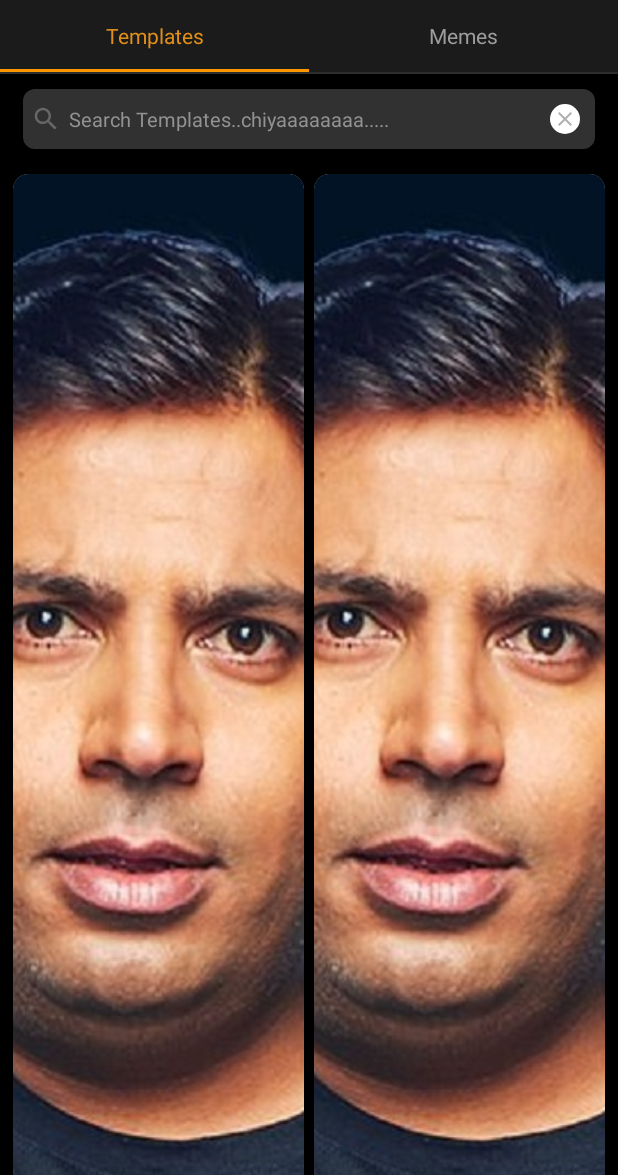
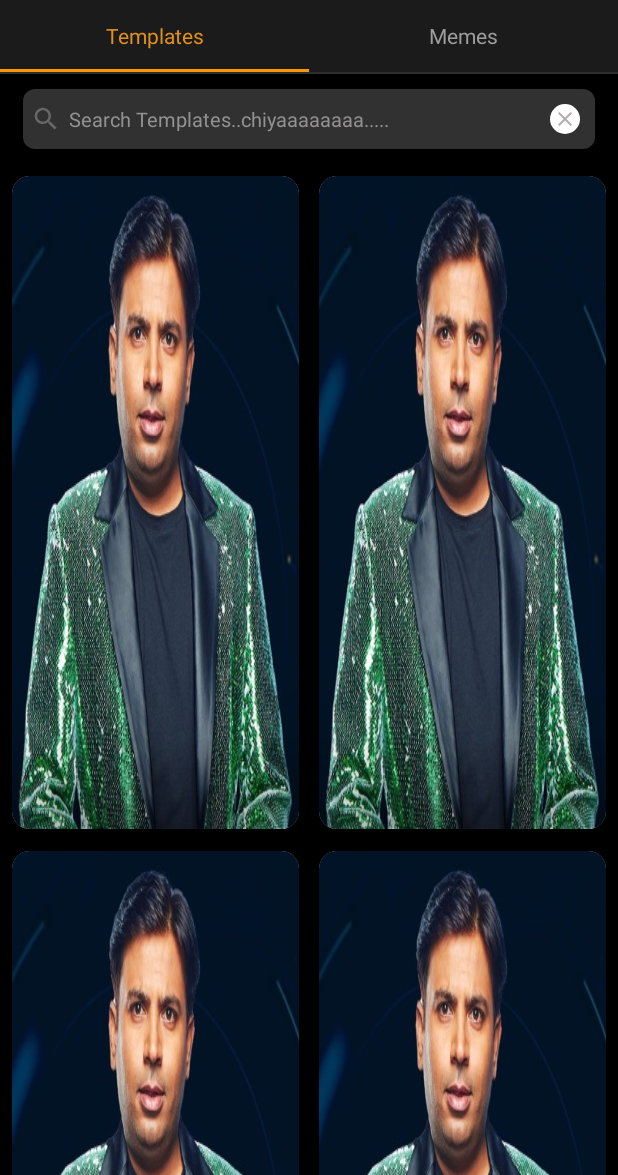
Before and after one commit to malik0011/PunnetVerse, an Android app: the screen it shows after launch (MainActivity), on a phone screen of 412 x 824 dp, the part 61-1236 px from its top. Run offline under Robolectric (Android 15) with nearby library versions, the phone set to English and light mode, and no system bars; our stand-ins replace data binding.

Commit message:
some other changes

```diff
--- a/app/src/main/AndroidManifest.xml
+++ b/app/src/main/AndroidManifest.xml
@@ -1,6 +1,8 @@
 <?xml version="1.0" encoding="utf-8"?>
 <manifest xmlns:android="http://schemas.android.com/apk/res/android"
     xmlns:tools="http://schemas.android.com/tools">
+
+    <uses-permission android:name="android.permission.INTERNET"/>
 
     <application
         android:allowBackup="true"
--- a/app/src/main/java/com/example/punnetverse/TemplatesFragment.kt
+++ b/app/src/main/java/com/example/punnetverse/TemplatesFragment.kt
@@ -1,16 +1,15 @@
 package com.example.punnetverse
 
-import android.graphics.Rect
 import android.os.Bundle
 import android.view.LayoutInflater
 import android.view.View
 import android.view.ViewGroup
 import androidx.fragment.app.Fragment
 import androidx.recyclerview.widget.GridLayoutManager
-import androidx.recyclerview.widget.RecyclerView
 import com.example.punnetverse.adapters.TemplateAdapter
 import com.example.punnetverse.data.Template
 import com.example.punnetverse.databinding.FragmentTemplatesBinding
+import com.example.punnetverse.utils.ItemDecoration
 
 private const val ARG_PARAM1 = "param1"
 private const val ARG_PARAM2 = "param2"
@@ -42,44 +41,14 @@ class TemplatesFragment : Fragment() {
 
     private fun initRecyclerView() {
         binding.rcv.layoutManager = GridLayoutManager(context,2)
+        binding.rcv.addItemDecoration(ItemDecoration(2, 2, 0))
         val sampleTempList = listOf(
-            Template(1, R.drawable.pspng, ""),
-            Template(1, R.drawable.pspng, ""),
-            Template(1, R.drawable.pspng, ""),
-            Template(1, R.drawable.pspng, ""),
-            Template(1, R.drawable.pspng, "")
-            ,Template(1, R.drawable.pspng, ""))
-        binding.rcv.addItemDecoration(object : RecyclerView.ItemDecoration() {
-            override fun getItemOffsets(
-                outRect: Rect,
-                view: View,
-                parent: RecyclerView,
-                state: RecyclerView.State
-            ) {
-                val position: Int = parent.getChildAdapterPosition(view) // item position
-
-                val spanCount = 2
-                val spacing = 10 //spacing between views in grid
-
-
-                if (position >= 0) {
-                    val column = position % spanCount // item column
-                    outRect.left =
-                        spacing - column * spacing / spanCount // spacing - column * ((1f / spanCount) * spacing)
-                    outRect.right =
-                        (column + 1) * spacing / spanCount // (column + 1) * ((1f / spanCount) * spacing)
-                    if (position < spanCount) { // top edge
-                        outRect.top = spacing
-                    }
-                    outRect.bottom = spacing // item bottom
-                } else {
-                    outRect.left = 0
-                    outRect.right = 0
-                    outRect.top = 0
-                    outRect.bottom = 0
-                }
-            }
-        })
+            Template(1, R.drawable.psp2, ""),
+            Template(1, R.drawable.psp2, ""),
+            Template(1, R.drawable.psp2, ""),
+            Template(1, R.drawable.psp2, ""),
+            Template(1, R.drawable.psp2, "")
+            ,Template(1, R.drawable.psp2, ""))
         binding.rcv.adapter = TemplateAdapter(sampleTempList)
     }
 
--- a/app/src/main/java/com/example/punnetverse/adapters/TemplateAdapter.kt
+++ b/app/src/main/java/com/example/punnetverse/adapters/TemplateAdapter.kt
@@ -4,17 +4,12 @@ import android.view.LayoutInflater
 import android.view.ViewGroup
 import androidx.recyclerview.widget.RecyclerView
 import com.example.punnetverse.data.Template
-import com.example.punnetverse.databinding.ItemTempBinding
-
-
+import com.example.punnetverse.databinding.ItemTemp2Binding
 
 class TemplateAdapter(private val mList: List<Template>) : RecyclerView.Adapter<TemplateAdapter.TempViewHolder>() {
 
-    // create new views
     override fun onCreateViewHolder(parent: ViewGroup, viewType: Int): TempViewHolder {
-        val binding = ItemTempBinding.inflate(LayoutInflater.from(parent.context))
-        val height: Int =parent.measuredHeight / 4
-        binding.img.minimumHeight = height
+        val binding = ItemTemp2Binding.inflate(LayoutInflater.from(parent.context))
         return TempViewHolder(binding)
     }
 
@@ -28,10 +23,10 @@ class TemplateAdapter(private val mList: List<Template>) : RecyclerView.Adapter<
     }
 
     // Holds the views for adding it to image and text
-    inner class TempViewHolder(val binding: ItemTempBinding) : RecyclerView.ViewHolder(binding.root) {
+    inner class TempViewHolder(val binding: ItemTemp2Binding) : RecyclerView.ViewHolder(binding.root) {
 
         fun setData(tempData: Template) {
-            binding.img.setImageResource(tempData.imgSource)
+            binding.ivThumbnail.setImageResource(tempData.imgSource)
         }
     }
 }
--- /dev/null
+++ b/app/src/main/java/com/example/punnetverse/utils/ItemDecoration.java
@@ -0,0 +1,60 @@
+package com.example.punnetverse.utils;
+
+import android.graphics.Rect;
+import android.view.View;
+
+import androidx.annotation.NonNull;
+import androidx.recyclerview.widget.RecyclerView;
+
+public class ItemDecoration extends RecyclerView.ItemDecoration {
+    private int offSet;
+    private int mSizeGridSpacingPx;
+    private int mGridSize;
+
+    private boolean mNeedLeftSpacing = false;
+
+    public ItemDecoration(int gridSpacingPx, int gridSize, int offSetValue) {
+        mSizeGridSpacingPx = gridSpacingPx;
+        mGridSize = gridSize;
+        offSet = offSetValue;
+    }
+
+    @Override
+    public void getItemOffsets(@NonNull Rect outRect, @NonNull View view, @NonNull RecyclerView parent, @NonNull RecyclerView.State state) {
+        int frameWidth = (int) ((parent.getWidth() - (float) mSizeGridSpacingPx * (mGridSize - 1)) / mGridSize);
+        int padding = parent.getWidth() / mGridSize - frameWidth;
+        int itemPosition = ((RecyclerView.LayoutParams) view.getLayoutParams()).getViewAdapterPosition() - offSet;
+
+        if (itemPosition >= 0) {
+            outRect.top = mSizeGridSpacingPx;
+            if (itemPosition % mGridSize == 0) {
+                //for leftmost item
+                outRect.left = 0;
+                outRect.right = padding;
+                mNeedLeftSpacing = true;
+            } else if ((itemPosition + 1) % mGridSize == 0) {
+                // for rightmost item
+                mNeedLeftSpacing = false;
+                outRect.right = 0;
+                outRect.left = padding;
+            } else if (mNeedLeftSpacing) {
+                mNeedLeftSpacing = false;
+                outRect.left = mSizeGridSpacingPx - padding;
+                if ((itemPosition + 2) % mGridSize == 0) {
+                    outRect.right = mSizeGridSpacingPx - padding;
+                } else {
+                    outRect.right = mSizeGridSpacingPx / 2;
+                }
+            } else if ((itemPosition + 2) % mGridSize == 0) {
+                mNeedLeftSpacing = false;
+                outRect.left = mSizeGridSpacingPx / 2;
+                outRect.right = mSizeGridSpacingPx - padding;
+            } else {
+                mNeedLeftSpacing = false;
+                outRect.left = mSizeGridSpacingPx / 2;
+                outRect.right = mSizeGridSpacingPx / 2;
+            }
+            outRect.bottom = 0;
+        }
+    }
+}
--- a/app/src/main/res/layout/fragment_templates.xml
+++ b/app/src/main/res/layout/fragment_templates.xml
@@ -83,6 +83,7 @@
             android:layout_width="match_parent"
             android:layout_marginHorizontal="2dp"
             android:layout_height="0dp"
+            android:clipToPadding="false"
             app:layout_constraintBottom_toBottomOf="parent"
             app:layout_constraintEnd_toEndOf="parent"
             app:layout_constraintStart_toStartOf="parent"
--- a/app/src/main/res/layout/item_temp.xml
+++ b/app/src/main/res/layout/item_temp.xml
@@ -14,7 +14,6 @@
             android:layout_width="match_parent"
             android:layout_height="match_parent"
             android:scaleType="centerCrop"
-            android:src="@drawable/img"
             app:layout_constraintBottom_toBottomOf="parent"
             app:layout_constraintEnd_toEndOf="parent"
             app:layout_constraintStart_toStartOf="parent"
--- /dev/null
+++ b/app/src/main/res/layout/item_temp_2.xml
@@ -0,0 +1,29 @@
+<?xml version="1.0" encoding="utf-8"?>
+<androidx.cardview.widget.CardView xmlns:android="http://schemas.android.com/apk/res/android"
+    xmlns:app="http://schemas.android.com/apk/res-auto"
+    android:layout_width="match_parent"
+    android:layout_height="180dp"
+    app:cardCornerRadius="11.6dp"
+    app:cardElevation="1dp"
+    app:cardPreventCornerOverlap="true"
+    android:layout_marginLeft="4dp"
+    android:layout_marginRight="4dp"
+    android:layout_marginBottom="4dp"
+    app:cardUseCompatPadding="true">
+
+    <androidx.constraintlayout.widget.ConstraintLayout
+        android:layout_width="match_parent"
+        android:layout_height="match_parent">
+
+        <ImageView
+            android:id="@+id/iv_thumbnail"
+            android:layout_width="match_parent"
+            android:layout_height="match_parent"
+            android:scaleType="fitXY"
+            app:layout_constraintDimensionRatio="H,9:16"
+            app:layout_constraintEnd_toEndOf="parent"
+            app:layout_constraintStart_toStartOf="parent"
+            app:layout_constraintTop_toTopOf="parent" />
+    </androidx.constraintlayout.widget.ConstraintLayout>
+
+</androidx.cardview.widget.CardView>
--- a/build.gradle
+++ b/build.gradle
@@ -1,6 +1,10 @@
 buildscript {
+    repositories {
+        google()
+        mavenCentral()
+    }
     dependencies {
-        classpath 'com.google.gms:google-services:4.3.15'
+        classpath 'com.google.gms:google-services:4.3.10'
     }
 }// Top-level build file where you can add configuration options common to all sub-projects/modules.
 plugins {
```
Also changed, not shown: app/src/main/res/drawable/psp2.jpg (added), app/src/main/res/drawable/pspng.jpeg (deleted).
